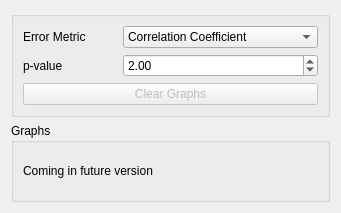
Before: the Qt Designer form src/Interface/Modules/Math/ReportColumnMatrixMisfit.ui in SCIInstitute/SCIRun, drawn with Qt 5.
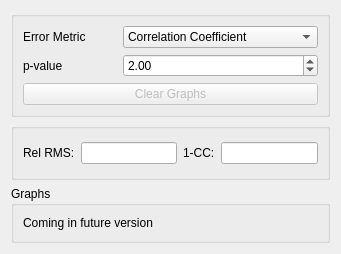
After: the same form once the commit is applied.

```diff
--- a/src/Interface/Modules/Math/ReportColumnMatrixMisfit.ui
+++ b/src/Interface/Modules/Math/ReportColumnMatrixMisfit.ui
@@ -7,13 +7,13 @@
     <x>0</x>
     <y>0</y>
     <width>341</width>
-    <height>213</height>
+    <height>254</height>
    </rect>
   </property>
   <property name="minimumSize">
    <size>
     <width>341</width>
-    <height>213</height>
+    <height>254</height>
    </size>
   </property>
   <property name="windowTitle">
@@ -87,6 +87,43 @@
      </layout>
     </widget>
    </item>
+   <item>
+    <widget class="QGroupBox" name="groupBox_3">
+     <property name="title">
+      <string/>
+     </property>
+     <layout class="QHBoxLayout" name="horizontalLayout">
+      <item>
+       <widget class="QLabel" name="label_4">
+        <property name="text">
+         <string>Rel RMS:</string>
+        </property>
+       </widget>
+      </item>
+      <item>
+       <widget class="QLineEdit" name="rmsRelLineEdit_">
+        <property name="readOnly">
+         <bool>true</bool>
+        </property>
+       </widget>
+      </item>
+      <item>
+       <widget class="QLabel" name="label_5">
+        <property name="text">
+         <string>1-CC:</string>
+        </property>
+       </widget>
+      </item>
+      <item>
+       <widget class="QLineEdit" name="ccInvLineEdit_">
+        <property name="readOnly">
+         <bool>true</bool>
+        </property>
+       </widget>
+      </item>
+     </layout>
+    </widget>
+   </item>
    <item>
     <widget class="QGroupBox" name="groupBox_2">
      <property name="title">
```
